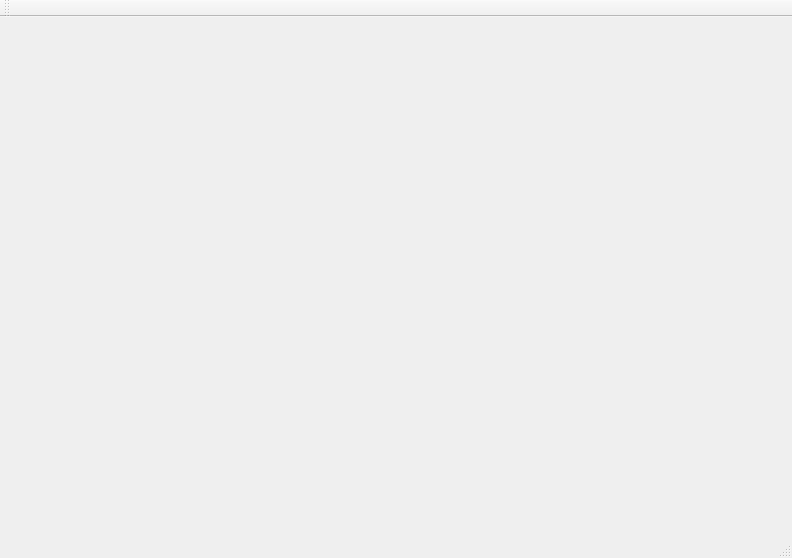
Old version of the form mainwindow.ui in the repository ElricleNecro/LISA.
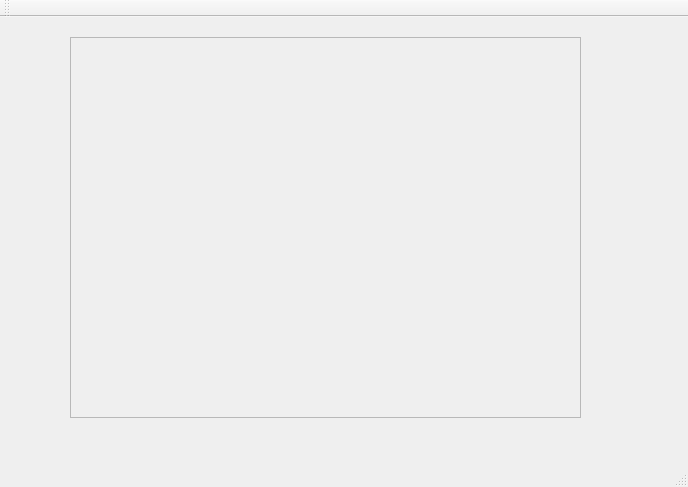
New version of the form.

Diff of the .ui file:
```diff
--- a/mainwindow.ui
+++ b/mainwindow.ui
@@ -6,24 +6,44 @@
    <rect>
     <x>0</x>
     <y>0</y>
-    <width>792</width>
-    <height>558</height>
+    <width>688</width>
+    <height>487</height>
    </rect>
   </property>
   <property name="windowTitle">
    <string>MainWindow</string>
   </property>
   <widget class="QWidget" name="centralWidget">
-   <widget class="QWidget" name="verticalLayoutWidget">
+   <widget class="QFrame" name="QFrameTest">
     <property name="geometry">
      <rect>
-      <x>-1</x>
-      <y>360</y>
-      <width>791</width>
-      <height>141</height>
+      <x>70</x>
+      <y>20</y>
+      <width>511</width>
+      <height>381</height>
      </rect>
     </property>
-    <layout class="QVBoxLayout" name="OGLayout"/>
+    <property name="frameShape">
+     <enum>QFrame::StyledPanel</enum>
+    </property>
+    <property name="frameShadow">
+     <enum>QFrame::Raised</enum>
+    </property>
+    <widget class="QWidget" name="verticalLayoutWidget">
+     <property name="geometry">
+      <rect>
+       <x>0</x>
+       <y>0</y>
+       <width>511</width>
+       <height>261</height>
+      </rect>
+     </property>
+     <layout class="QVBoxLayout" name="OGLayout" stretch="">
+      <property name="sizeConstraint">
+       <enum>QLayout::SetDefaultConstraint</enum>
+      </property>
+     </layout>
+    </widget>
    </widget>
   </widget>
   <widget class="QMenuBar" name="menuBar">
```
Left out of the diff: 2 changed lines with no effect on the pictures.
